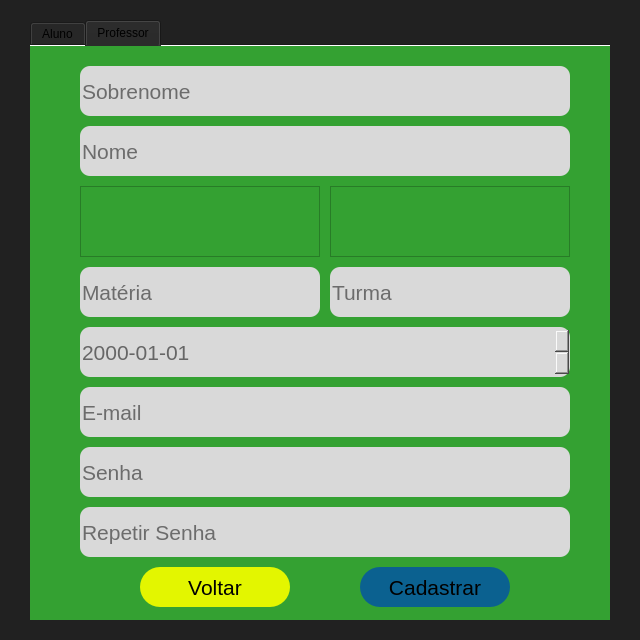
Before: the Qt Designer form tela_cadastro.ui in Robson-tech/app-educacional, drawn with Qt 5.
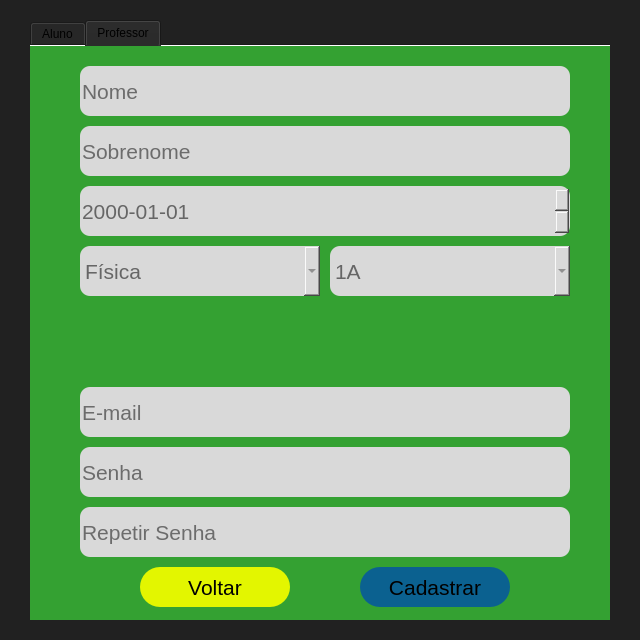
After: the same form once the commit is applied.

```diff
--- a/tela_cadastro.ui
+++ b/tela_cadastro.ui
@@ -415,37 +415,6 @@
       <property name="spacing">
        <number>10</number>
       </property>
-      <item>
-       <widget class="QLineEdit" name="alunos_caixa_sobrenome_2">
-        <property name="minimumSize">
-         <size>
-          <width>0</width>
-          <height>50</height>
-         </size>
-        </property>
-        <property name="maximumSize">
-         <size>
-          <width>16777215</width>
-          <height>50</height>
-         </size>
-        </property>
-        <property name="font">
-         <font>
-          <pointsize>16</pointsize>
-         </font>
-        </property>
-        <property name="styleSheet">
-         <string notr="true">border-radius: 10px;
-background-color: rgb(217, 217, 217);</string>
-        </property>
-        <property name="alignment">
-         <set>Qt::AlignLeading|Qt::AlignLeft|Qt::AlignVCenter</set>
-        </property>
-        <property name="placeholderText">
-         <string>Sobrenome</string>
-        </property>
-       </widget>
-      </item>
       <item>
        <widget class="QLineEdit" name="alunos_caixa_nome_2">
         <property name="minimumSize">
@@ -478,9 +447,69 @@
        </widget>
       </item>
       <item>
-       <layout class="QGridLayout" name="gridLayout_2">
-        <item row="1" column="1">
-         <widget class="QLineEdit" name="alunos_caixa_turma_2">
+       <widget class="QLineEdit" name="alunos_caixa_sobrenome_2">
+        <property name="minimumSize">
+         <size>
+          <width>0</width>
+          <height>50</height>
+         </size>
+        </property>
+        <property name="maximumSize">
+         <size>
+          <width>16777215</width>
+          <height>50</height>
+         </size>
+        </property>
+        <property name="font">
+         <font>
+          <pointsize>16</pointsize>
+         </font>
+        </property>
+        <property name="styleSheet">
+         <string notr="true">border-radius: 10px;
+background-color: rgb(217, 217, 217);</string>
+        </property>
+        <property name="alignment">
+         <set>Qt::AlignLeading|Qt::AlignLeft|Qt::AlignVCenter</set>
+        </property>
+        <property name="placeholderText">
+         <string>Sobrenome</string>
+        </property>
+       </widget>
+      </item>
+      <item>
+       <widget class="QDateEdit" name="alunos_caixa_nascimento_2">
+        <property name="minimumSize">
+         <size>
+          <width>0</width>
+          <height>50</height>
+         </size>
+        </property>
+        <property name="maximumSize">
+         <size>
+          <width>16777215</width>
+          <height>16777215</height>
+         </size>
+        </property>
+        <property name="font">
+         <font>
+          <pointsize>16</pointsize>
+         </font>
+        </property>
+        <property name="styleSheet">
+         <string notr="true">border-radius: 10px;
+background-color: rgb(217, 217, 217);
+color: rgb(102, 102, 102);</string>
+        </property>
+        <property name="displayFormat">
+         <string>yyyy-dd-MM</string>
+        </property>
+       </widget>
+      </item>
+      <item>
+       <layout class="QHBoxLayout" name="horizontalLayout_3">
+        <item>
+         <widget class="QComboBox" name="comboBox_4">
           <property name="minimumSize">
            <size>
             <width>240</width>
@@ -500,18 +529,34 @@
           </property>
           <property name="styleSheet">
            <string notr="true">border-radius: 10px;
-background-color: rgb(217, 217, 217);</string>
+background-color: rgb(217, 217, 217);
+color: rgb(102, 102, 102);</string>
           </property>
-          <property name="alignment">
-           <set>Qt::AlignLeading|Qt::AlignLeft|Qt::AlignVCenter</set>
+          <property name="editable">
+           <bool>false</bool>
           </property>
-          <property name="placeholderText">
-           <string>Turma</string>
+          <property name="currentIndex">
+           <number>0</number>
           </property>
+          <item>
+           <property name="text">
+            <string>Física</string>
+           </property>
+          </item>
+          <item>
+           <property name="text">
+            <string>Matemática</string>
+           </property>
+          </item>
+          <item>
+           <property name="text">
+            <string>Biologia</string>
+           </property>
+          </item>
          </widget>
         </item>
-        <item row="1" column="0">
-         <widget class="QLineEdit" name="alunos_caixa_turma_3">
+        <item>
+         <widget class="QComboBox" name="comboBox_5">
           <property name="minimumSize">
            <size>
             <width>240</width>
@@ -531,53 +576,44 @@
           </property>
           <property name="styleSheet">
            <string notr="true">border-radius: 10px;
-background-color: rgb(217, 217, 217);</string>
-          </property>
-          <property name="alignment">
-           <set>Qt::AlignLeading|Qt::AlignLeft|Qt::AlignVCenter</set>
-          </property>
-          <property name="placeholderText">
-           <string>Matéria</string>
-          </property>
-         </widget>
-        </item>
-        <item row="0" column="0">
-         <widget class="QListView" name="listView"/>
-        </item>
-        <item row="0" column="1">
-         <widget class="QListView" name="listView_2"/>
-        </item>
-        <item row="2" column="0" colspan="2">
-         <widget class="QDateEdit" name="alunos_caixa_nascimento_2">
-          <property name="minimumSize">
-           <size>
-            <width>0</width>
-            <height>50</height>
-           </size>
-          </property>
-          <property name="maximumSize">
-           <size>
-            <width>16777215</width>
-            <height>50</height>
-           </size>
-          </property>
-          <property name="font">
-           <font>
-            <pointsize>16</pointsize>
-           </font>
-          </property>
-          <property name="styleSheet">
-           <string notr="true">border-radius: 10px;
 background-color: rgb(217, 217, 217);
 color: rgb(102, 102, 102);</string>
           </property>
-          <property name="displayFormat">
-           <string>yyyy-dd-MM</string>
+          <property name="currentIndex">
+           <number>0</number>
           </property>
+          <item>
+           <property name="text">
+            <string>1A</string>
+           </property>
+          </item>
+          <item>
+           <property name="text">
+            <string>2A</string>
+           </property>
+          </item>
+          <item>
+           <property name="text">
+            <string>1B</string>
+           </property>
+          </item>
          </widget>
         </item>
        </layout>
       </item>
+      <item>
+       <spacer name="verticalSpacer_3">
+        <property name="orientation">
+         <enum>Qt::Vertical</enum>
+        </property>
+        <property name="sizeHint" stdset="0">
+         <size>
+          <width>20</width>
+          <height>40</height>
+         </size>
+        </property>
+       </spacer>
+      </item>
       <item>
        <widget class="QLineEdit" name="alunos_caixa_email_2">
         <property name="minimumSize">
```
Left out of the diff: 89 changed lines with no effect on the pictures.
